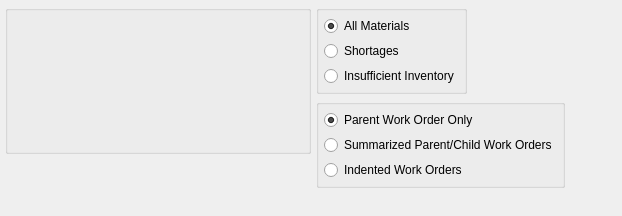
Old version of the form guiclient/displays/dspInventoryAvailabilityByWorkOrder.ui in the repository Pegasus-RPG/xtuple-client.
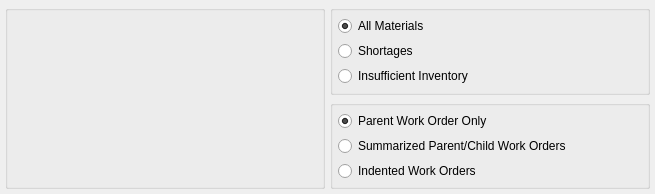
New version of the form. Custom widgets are drawn as their Qt base class.

Commit message: issue #13389:  More progress on consolidate sales history.

The edit to the form file:
```diff
--- a/guiclient/displays/dspInventoryAvailabilityByWorkOrder.ui
+++ b/guiclient/displays/dspInventoryAvailabilityByWorkOrder.ui
@@ -13,17 +13,15 @@
    <rect>
     <x>0</x>
     <y>0</y>
-    <width>622</width>
-    <height>216</height>
+    <width>655</width>
+    <height>194</height>
    </rect>
   </property>
   <property name="windowTitle">
    <string>Inventory Availability by Work Order</string>
   </property>
-  <layout class="QHBoxLayout" name="horizontalLayout_2">
-   <item>
-    <layout class="QVBoxLayout" name="verticalLayout_3">
-     <item>
+  <layout class="QGridLayout" name="gridLayout_2">
+   <item row="0" column="0" rowspan="2">
       <widget class="QGroupBox" name="_woGroup">
        <property name="title">
         <string/>
@@ -45,11 +43,8 @@
           </property>
          </widget>
         </item>
-       </layout>
-      </widget>
-     </item>
-     <item>
-      <spacer name="verticalSpacer_2">
+      <item row="1" column="0">
+       <spacer name="verticalSpacer">
        <property name="orientation">
         <enum>Qt::Vertical</enum>
        </property>
@@ -62,12 +57,9 @@
       </spacer>
      </item>
     </layout>
+    </widget>
    </item>
-   <item>
-    <layout class="QVBoxLayout" name="verticalLayout_4">
-     <item>
-      <layout class="QHBoxLayout" name="horizontalLayout">
-       <item>
+   <item row="0" column="1">
         <widget class="QGroupBox" name="groupBox">
          <property name="title">
           <string/>
@@ -109,22 +101,7 @@
          </layout>
         </widget>
        </item>
-       <item>
-        <spacer name="horizontalSpacer">
-         <property name="orientation">
-          <enum>Qt::Horizontal</enum>
-         </property>
-         <property name="sizeHint" stdset="0">
-          <size>
-           <width>0</width>
-           <height>20</height>
-          </size>
-         </property>
-        </spacer>
-       </item>
-      </layout>
-     </item>
-     <item>
+   <item row="1" column="1">
       <widget class="QGroupBox" name="childGroupBox">
        <property name="title">
         <string/>
@@ -159,34 +136,6 @@
         </item>
        </layout>
       </widget>
-     </item>
-     <item>
-      <spacer name="verticalSpacer">
-       <property name="orientation">
-        <enum>Qt::Vertical</enum>
-       </property>
-       <property name="sizeHint" stdset="0">
-        <size>
-         <width>20</width>
-         <height>0</height>
-        </size>
-       </property>
-      </spacer>
-     </item>
-    </layout>
-   </item>
-   <item>
-    <spacer name="horizontalSpacer_2">
-     <property name="orientation">
-      <enum>Qt::Horizontal</enum>
-     </property>
-     <property name="sizeHint" stdset="0">
-      <size>
-       <width>1</width>
-       <height>20</height>
-      </size>
-     </property>
-    </spacer>
    </item>
   </layout>
  </widget>
```
Lines whose indentation alone changed are shown as unchanged. The commit also changes 2 other files.
